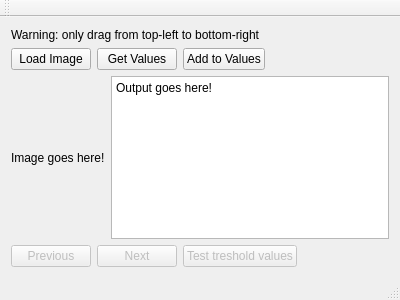
maarten990/Calibration-Tool, file mainwindow.ui: the form before one commit.
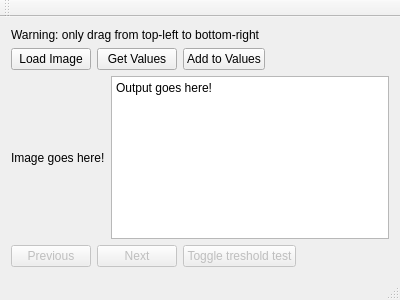
The form after the commit. Custom widgets are drawn as their Qt base class.

Commit message: added toggle button for threshold test

Patch:
```diff
--- a/mainwindow.ui
+++ b/mainwindow.ui
@@ -109,7 +109,7 @@
          <bool>false</bool>
         </property>
         <property name="text">
-         <string>Test treshold values</string>
+         <string>Toggle treshold test</string>
         </property>
        </widget>
       </item>
```
The commit also changes 2 other files.
